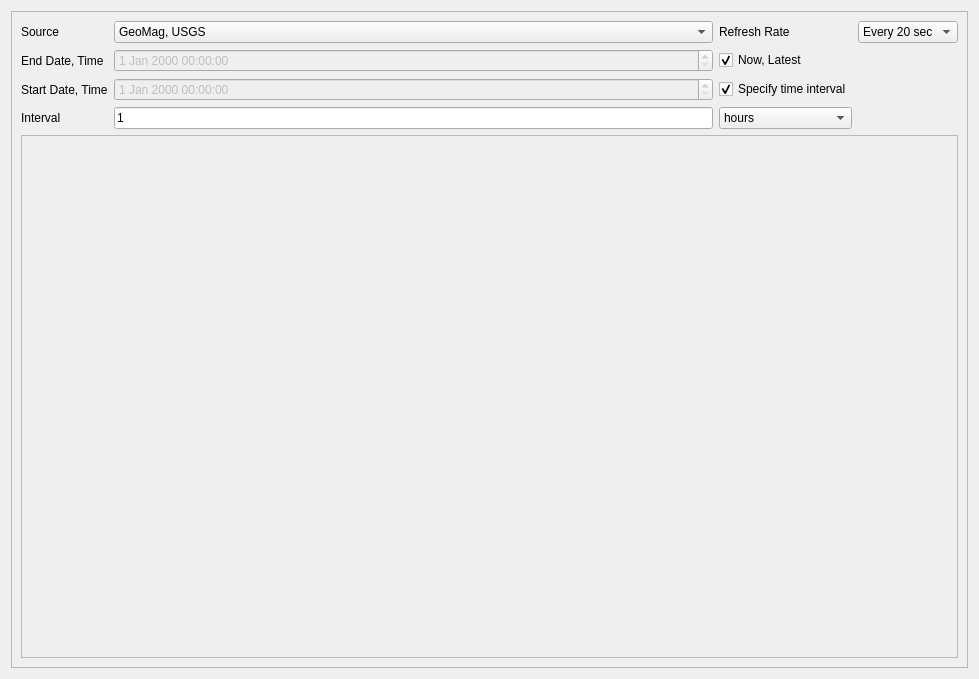
Before: the Qt Designer form src/ui_files/ui_MagneticTimeSeriesWidget.ui in tripathi-24/magnavis_v4_Interpol_Enhance_Trg, drawn with Qt 5.
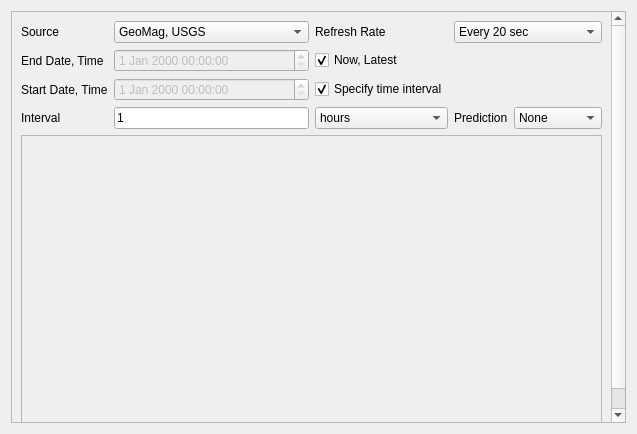
After: the same form once the commit is applied.

Commit message: predictor added in ui, backend work to be started

Diff of the .ui file:
```diff
--- a/src/ui_files/ui_MagneticTimeSeriesWidget.ui
+++ b/src/ui_files/ui_MagneticTimeSeriesWidget.ui
@@ -6,8 +6,8 @@
    <rect>
     <x>0</x>
     <y>0</y>
-    <width>979</width>
-    <height>679</height>
+    <width>637</width>
+    <height>434</height>
    </rect>
   </property>
   <property name="maximumSize">
@@ -30,8 +30,8 @@
        <rect>
         <x>0</x>
         <y>0</y>
-        <width>959</width>
-        <height>659</height>
+        <width>600</width>
+        <height>424</height>
        </rect>
       </property>
       <layout class="QGridLayout" name="gridLayout_3">
@@ -110,30 +110,6 @@
            </property>
           </widget>
          </item>
-         <item row="0" column="3">
-          <widget class="QComboBox" name="comboBox_3">
-           <item>
-            <property name="text">
-             <string>Every 20 sec</string>
-            </property>
-           </item>
-           <item>
-            <property name="text">
-             <string>Every 1 min</string>
-            </property>
-           </item>
-           <item>
-            <property name="text">
-             <string>Every 5 min</string>
-            </property>
-           </item>
-           <item>
-            <property name="text">
-             <string>Never</string>
-            </property>
-           </item>
-          </widget>
-         </item>
          <item row="2" column="2">
           <widget class="QCheckBox" name="checkBox">
            <property name="text">
@@ -171,6 +147,56 @@
            </property>
           </widget>
          </item>
+         <item row="3" column="3">
+          <widget class="QLabel" name="label_6">
+           <property name="text">
+            <string>Prediction</string>
+           </property>
+          </widget>
+         </item>
+         <item row="3" column="4">
+          <widget class="QComboBox" name="comboBox_4">
+           <item>
+            <property name="text">
+             <string>None</string>
+            </property>
+           </item>
+           <item>
+            <property name="text">
+             <string>Last Point</string>
+            </property>
+           </item>
+           <item>
+            <property name="text">
+             <string>AI model 1</string>
+            </property>
+           </item>
+          </widget>
+         </item>
+         <item row="0" column="3" colspan="2">
+          <widget class="QComboBox" name="comboBox_3">
+           <item>
+            <property name="text">
+             <string>Every 20 sec</string>
+            </property>
+           </item>
+           <item>
+            <property name="text">
+             <string>Every 1 min</string>
+            </property>
+           </item>
+           <item>
+            <property name="text">
+             <string>Every 5 min</string>
+            </property>
+           </item>
+           <item>
+            <property name="text">
+             <string>Never</string>
+            </property>
+           </item>
+          </widget>
+         </item>
         </layout>
        </item>
        <item row="1" column="0">
@@ -189,8 +215,8 @@
            <rect>
             <x>0</x>
             <y>0</y>
-            <width>939</width>
-            <height>533</height>
+            <width>580</width>
+            <height>298</height>
            </rect>
           </property>
           <layout class="QGridLayout" name="gridLayout_2">
```
The commit also changes 1 other file.
